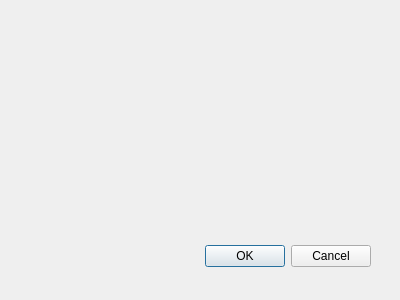
Qt form SIMP/ui/frm_brightness_contrast.ui (iiSM4u/iiSM-SW_public) before a commit.
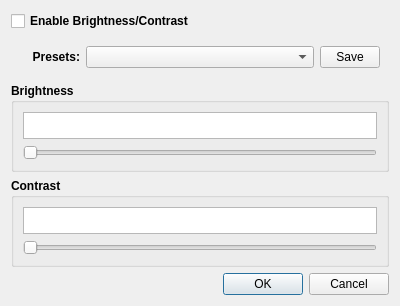
The same form after that commit. Custom widgets are drawn as their Qt base class.

The edit to the form file:
```diff
--- a/SIMP/ui/frm_brightness_contrast.ui
+++ b/SIMP/ui/frm_brightness_contrast.ui
@@ -13,23 +13,155 @@
   <property name="windowTitle">
    <string>Dialog</string>
   </property>
-  <widget class="QDialogButtonBox" name="buttonBox">
-   <property name="geometry">
-    <rect>
-     <x>30</x>
-     <y>240</y>
-     <width>341</width>
-     <height>32</height>
-    </rect>
-   </property>
-   <property name="orientation">
-    <enum>Qt::Horizontal</enum>
-   </property>
-   <property name="standardButtons">
-    <set>QDialogButtonBox::Cancel|QDialogButtonBox::Ok</set>
-   </property>
-  </widget>
+  <layout class="QVBoxLayout" name="verticalLayout_2">
+   <item>
+    <widget class="QCheckBox" name="chkBrightnessContrast">
+     <property name="font">
+      <font>
+       <bold>true</bold>
+      </font>
+     </property>
+     <property name="text">
+      <string>Enable Brightness/Contrast</string>
+     </property>
+    </widget>
+   </item>
+   <item>
+    <widget class="QWidget" name="widget" native="true">
+     <layout class="QHBoxLayout" name="horizontalLayout">
+      <item>
+       <widget class="QLabel" name="label">
+        <property name="maximumSize">
+         <size>
+          <width>60</width>
+          <height>16777215</height>
+         </size>
+        </property>
+        <property name="font">
+         <font>
+          <bold>true</bold>
+         </font>
+        </property>
+        <property name="text">
+         <string>Presets:</string>
+        </property>
+        <property name="alignment">
+         <set>Qt::AlignRight|Qt::AlignTrailing|Qt::AlignVCenter</set>
+        </property>
+       </widget>
+      </item>
+      <item>
+       <widget class="QComboBox" name="cbPreset"/>
+      </item>
+      <item>
+       <widget class="QPushButton" name="btnSavePreset">
+        <property name="maximumSize">
+         <size>
+          <width>60</width>
+          <height>16777215</height>
+         </size>
+        </property>
+        <property name="text">
+         <string>Save</string>
+        </property>
+       </widget>
+      </item>
+     </layout>
+    </widget>
+   </item>
+   <item>
+    <widget class="QGroupBox" name="groupBox">
+     <property name="font">
+      <font>
+       <bold>true</bold>
+      </font>
+     </property>
+     <property name="title">
+      <string>Brightness</string>
+     </property>
+     <layout class="QVBoxLayout" name="verticalLayout">
+      <item>
+       <widget class="CustomPlainTextEdit" name="editBrightness">
+        <property name="minimumSize">
+         <size>
+          <width>0</width>
+          <height>27</height>
+         </size>
+        </property>
+        <property name="maximumSize">
+         <size>
+          <width>16777215</width>
+          <height>16777215</height>
+         </size>
+        </property>
+       </widget>
+      </item>
+      <item>
+       <widget class="QSlider" name="sliderBrightness">
+        <property name="orientation">
+         <enum>Qt::Horizontal</enum>
+        </property>
+       </widget>
+      </item>
+     </layout>
+    </widget>
+   </item>
+   <item>
+    <widget class="QGroupBox" name="groupBox_2">
+     <property name="font">
+      <font>
+       <bold>true</bold>
+      </font>
+     </property>
+     <property name="title">
+      <string>Contrast</string>
+     </property>
+     <layout class="QVBoxLayout" name="verticalLayout_3">
+      <item>
+       <widget class="CustomPlainTextEdit" name="editContrast">
+        <property name="minimumSize">
+         <size>
+          <width>0</width>
+          <height>27</height>
+         </size>
+        </property>
+        <property name="maximumSize">
+         <size>
+          <width>16777215</width>
+          <height>16777215</height>
+         </size>
+        </property>
+       </widget>
+      </item>
+      <item>
+       <widget class="QSlider" name="sliderContrast">
+        <property name="orientation">
+         <enum>Qt::Horizontal</enum>
+        </property>
+       </widget>
+      </item>
+     </layout>
+    </widget>
+   </item>
+   <item>
+    <widget class="QDialogButtonBox" name="buttonBox">
+     <property name="orientation">
+      <enum>Qt::Horizontal</enum>
+     </property>
+     <property name="standardButtons">
+      <set>QDialogButtonBox::Cancel|QDialogButtonBox::Ok</set>
+     </property>
+    </widget>
+   </item>
+  </layout>
  </widget>
+ <customwidgets>
+  <customwidget>
+   <class>CustomPlainTextEdit</class>
+   <extends>QPlainTextEdit</extends>
+   <header>custom_plain_text_edit.h</header>
+  </customwidget>
+ </customwidgets>
  <resources/>
  <connections>
   <connection>
```
